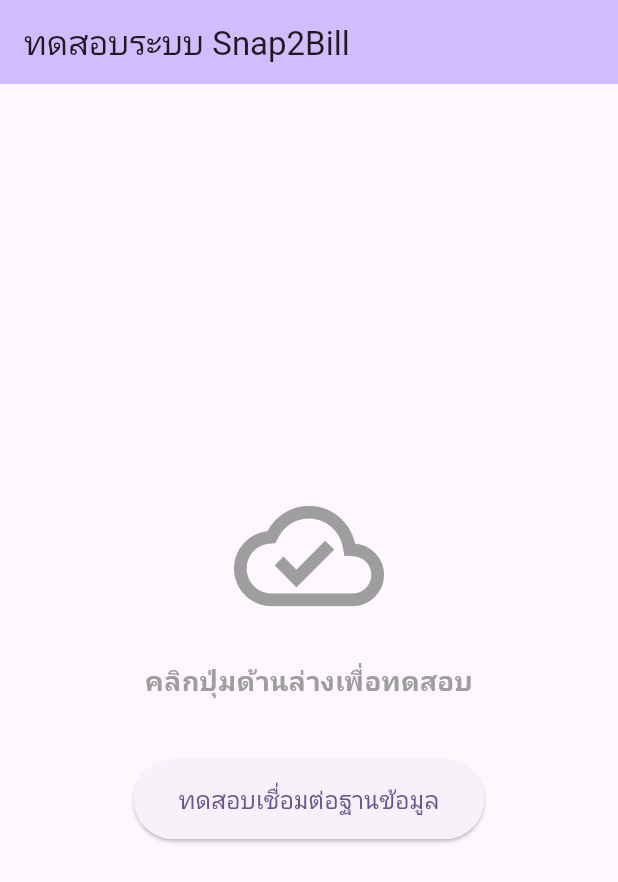
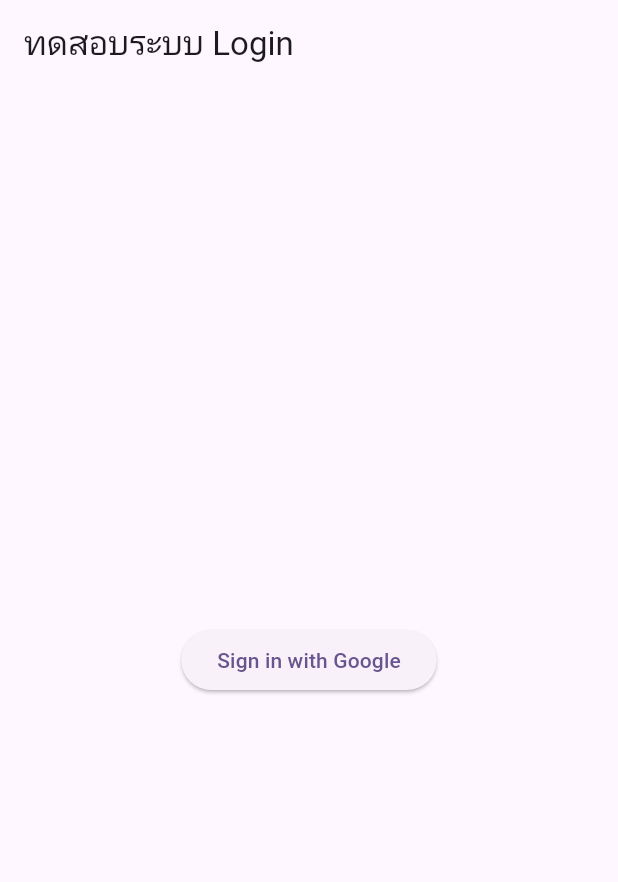
Before and after one commit to pornprompoh/Snap2bill, a Flutter app: the screen it shows after launch, on a phone screen of 412 x 824 dp. Shown: the top 882 px of the screen. Run offline on Flutter 3.47's test engine with Material 3 defaults, Android fonts, the phone set to English and light mode, and no system bars; our stand-ins replace google_sign_in, supabase_flutter; accounts and stored records are empty.

Commit message:
Implement Google Sign-In functionality and update project dependencies

```diff
--- a/lib/main.dart
+++ b/lib/main.dart
@@ -1,18 +1,15 @@
 import 'package:flutter/material.dart';
-import 'package:flutter_dotenv/flutter_dotenv.dart';
 import 'package:supabase_flutter/supabase_flutter.dart';
+import 'screens/auth/login_screen.dart'; // เช็ก path ให้ตรงกับโฟลเดอร์ของคุณนะครับ
 
-Future<void> main() async {
-  // จำเป็นต้องเรียกใช้คำสั่งนี้เมื่อมีการตั้งค่าก่อน runApp
+void main() async {
+  // บังคับให้ Flutter เตรียมความพร้อมก่อนรันแอป
   WidgetsFlutterBinding.ensureInitialized();
 
-  // 1. โหลดไฟล์ .env
-  await dotenv.load(fileName: ".env");
-
-  // 2. เริ่มต้นเชื่อมต่อ Supabase ด้วยค่าจาก .env
+  // ใส่ URL และ Anon Key ของ Supabase โปรเจกต์คุณตรงนี้
   await Supabase.initialize(
-    url: dotenv.env['SUPABASE_URL']!,
-    anonKey: dotenv.env['SUPABASE_ANON_KEY']!,
+    url: 'https://nuwrxianosqkaeygnici.supabase.co',
+    publishableKey: 'sb_publishable_sqC4-hhueVkPnw0sCFrNPA_GKYZ7PoQ',
   );
 
   runApp(const MyApp());
@@ -29,95 +26,8 @@
         colorScheme: ColorScheme.fromSeed(seedColor: Colors.deepPurple),
         useMaterial3: true,
       ),
-      home: const ConnectionTestScreen(),
+      // ตั้งให้เปิดแอปมาวิ่งไปที่หน้า LoginScreen เสมอ
+      home: const LoginScreen(),
     );
   }
 }
-
-// หน้าจอสำหรับทดสอบการเชื่อมต่อ
-class ConnectionTestScreen extends StatefulWidget {
-  const ConnectionTestScreen({super.key});
-
-  @override
-  State<ConnectionTestScreen> createState() => _ConnectionTestScreenState();
-}
-
-class _ConnectionTestScreenState extends State<ConnectionTestScreen> {
-  String _statusMessage = 'คลิกปุ่มด้านล่างเพื่อทดสอบ';
-  Color _statusColor = Colors.grey;
-  bool _isLoading = false;
-
-  void _testConnection() async {
-    setState(() {
-      _isLoading = true;
-      _statusMessage = 'กำลังส่งคำขอไปที่ Supabase...';
-      _statusColor = Colors.blue;
-    });
-
-    try {
-      // ดึงตัว client ที่เชื่อมต่อแล้วมาใช้งาน
-      final supabase = Supabase.instance.client;
-
-      // ทดสอบการทำงานของ client โดยลองดึง Session ของ Auth
-      // (ถ้า URL หรือ Key ผิด บรรทัดนี้จะโยน Error ไปเข้า catch)
-      final session = supabase.auth.currentSession;
-
-      setState(() {
-        _statusMessage = '✅ เชื่อมต่อ Supabase สำเร็จ!\n(แอปพร้อมคุยกับฐานข้อมูลแล้ว)';
-        _statusColor = Colors.green;
-        _isLoading = false;
-      });
-    } catch (e) {
-      setState(() {
-        _statusMessage = '❌ เชื่อมต่อล้มเหลว\nกรุณาตรวจสอบ URL หรือ Key ใน .env อีกครั้ง\n\nError: $e';
-        _statusColor = Colors.red;
-        _isLoading = false;
-      });
-    }
-  }
-
-  @override
-  Widget build(BuildContext context) {
-    return Scaffold(
-      appBar: AppBar(
-        title: const Text('ทดสอบระบบ Snap2Bill'),
-        backgroundColor: Theme.of(context).colorScheme.inversePrimary,
-      ),
-      body: Center(
-        child: Padding(
-          padding: const EdgeInsets.all(30.0),
-          child: Column(
-            mainAxisAlignment: MainAxisAlignment.center,
-            children: [
-              Icon(
-                _isLoading ? Icons.cloud_sync : Icons.cloud_done_outlined,
-                size: 100,
-                color: _statusColor,
-              ),
-              const SizedBox(height: 20),
-              Text(
-                _statusMessage,
-                textAlign: TextAlign.center,
-                style: TextStyle(
-                  fontSize: 18,
-                  color: _statusColor,
-                  fontWeight: FontWeight.bold
-                ),
-              ),
-              const SizedBox(height: 40),
-              ElevatedButton(
-                onPressed: _isLoading ? null : _testConnection,
-                style: ElevatedButton.styleFrom(
-                  padding: const EdgeInsets.symmetric(horizontal: 30, vertical: 15),
-                ),
-                child: _isLoading
-                  ? const CircularProgressIndicator()
-                  : const Text('ทดสอบเชื่อมต่อฐานข้อมูล', style: TextStyle(fontSize: 16)),
-              ),
-            ],
-          ),
-        ),
-      ),
-    );
-  }
-}
--- a/lib/screens/auth/login_screen.dart
+++ b/lib/screens/auth/login_screen.dart
@@ -0,0 +1,53 @@
+import 'package:flutter/material.dart';
+import '../../services/supabase_auth_service.dart'; // เช็ก path ให้ตรงกับโฟลเดอร์ของคุณนะครับ
+
+class LoginScreen extends StatefulWidget {
+  const LoginScreen({super.key});
+
+  @override
+  State<LoginScreen> createState() => _LoginScreenState();
+}
+
+class _LoginScreenState extends State<LoginScreen> {
+  bool _isLoading = false;
+
+  @override
+  Widget build(BuildContext context) {
+    return Scaffold(
+      appBar: AppBar(title: const Text('ทดสอบระบบ Login')),
+      body: Center(
+        child: _isLoading
+            ? const CircularProgressIndicator()
+            : ElevatedButton(
+                // TODO: (ฝากเพื่อนฝั่ง UI) ตกแต่งปุ่มนี้ให้เป็นปุ่ม "Continue with Google" สวยๆ
+                // ห้ามลบ/แก้ไขโค้ดใน onPressed เด็ดขาด เพราะผูกหลังบ้านไว้แล้ว
+                onPressed: () async {
+                  setState(() => _isLoading = true);
+                  try {
+                    final response = await SupabaseAuthService().signInWithGoogle();
+
+                    if (!context.mounted) return;
+
+                    if (response != null && response.user != null) {
+                      // ดึง User ID ออกมาโชว์เพื่อยืนยันว่าหลังบ้านทำงานสำเร็จ
+                      final userId = response.user!.id;
+                      ScaffoldMessenger.of(context).showSnackBar(
+                        SnackBar(content: Text('ล็อกอินสำเร็จ! User ID: $userId')),
+                      );
+                      // TODO: เมื่อมีหน้า Home ค่อยใส่คำสั่ง Navigator เด้งไปหน้า Home ตรงนี้
+                    }
+                  } catch (e) {
+                    if (!context.mounted) return;
+                    ScaffoldMessenger.of(context).showSnackBar(
+                      SnackBar(content: Text('ล็อกอินล้มเหลว: $e')),
+                    );
+                  } finally {
+                    if (context.mounted) setState(() => _isLoading = false);
+                  }
+                },
+                child: const Text('Sign in with Google'),
+              ),
+      ),
+    );
+  }
+}
--- a/pubspec.yaml
+++ b/pubspec.yaml
@@ -39,6 +39,7 @@
   provider: ^6.1.5+1
   image_picker: ^1.2.3
   google_mlkit_text_recognition: ^0.17.1
+  google_sign_in: ^7.2.0
 
 dev_dependencies:
   flutter_test:
```
Also changed, not shown: lib/services/supabase_auth_service.dart (+63 -0 lines), lib/screens/auth/register_screen.dart (deleted), pubspec.lock, 2 other files.
